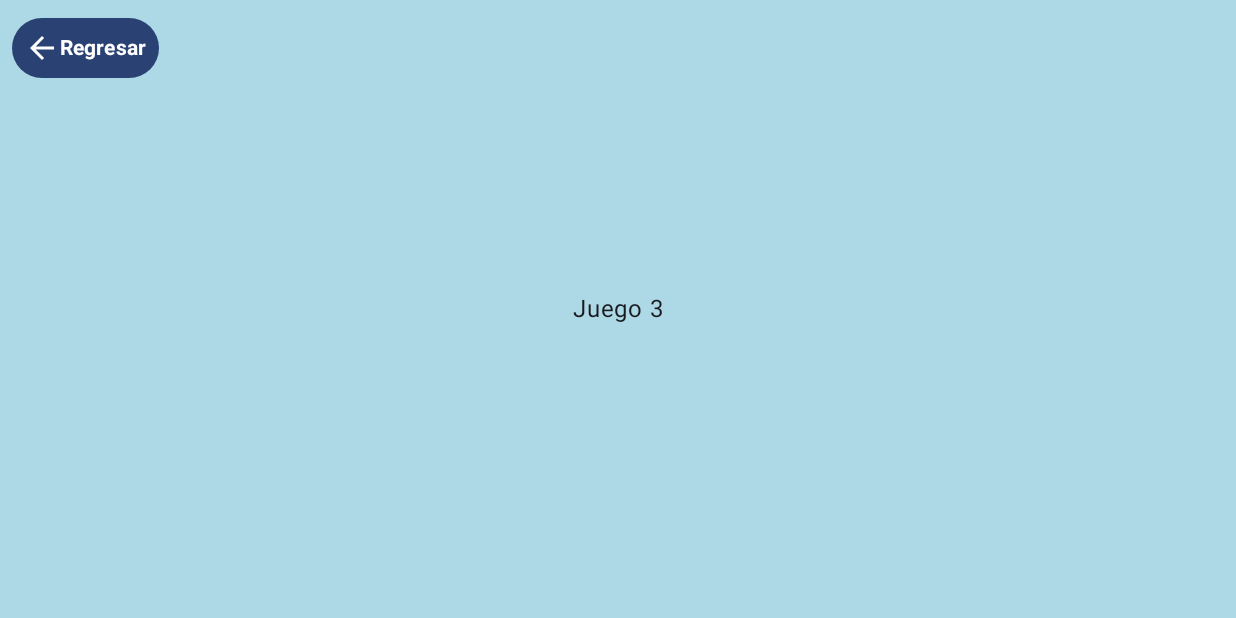
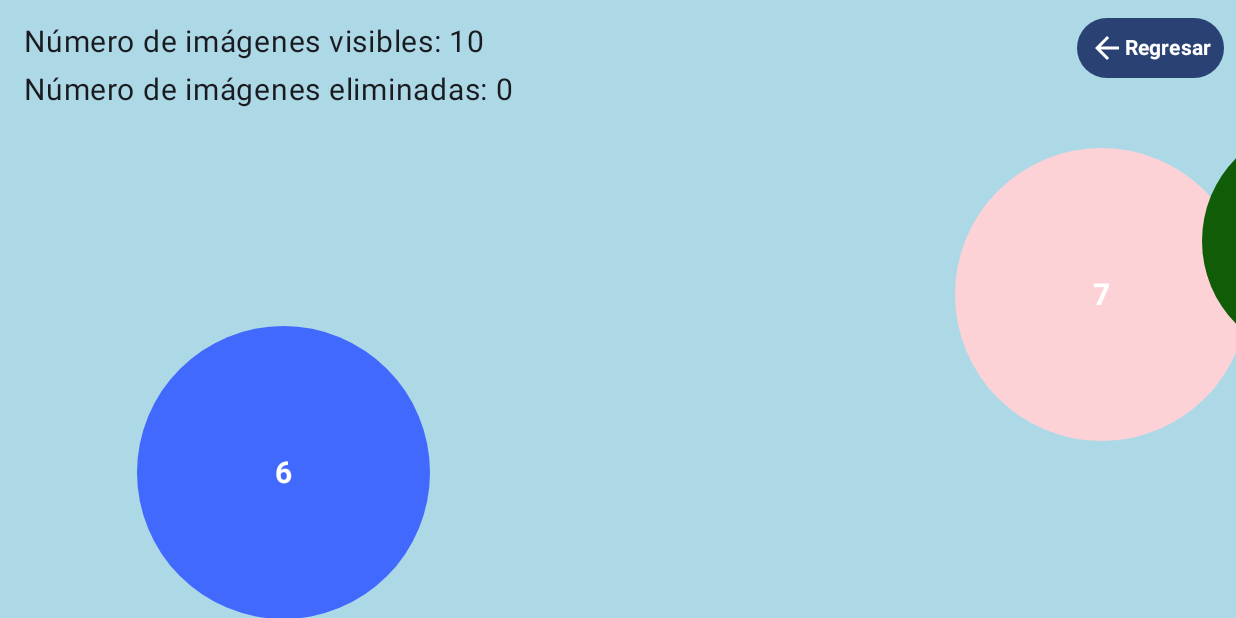
Before and after one commit to paucova/Nuevo-Amanecer-4, an Android app built with Jetpack Compose: the composable Juego3 shown on its own in the app's theme, on a phone screen of 824 x 412 dp (held sideways). Run offline under Robolectric (Android 15) with nearby library versions, the phone set to English and light mode, and no system bars; 1 statement that could not run was skipped.

Commit message:
Base juego 3
Solo tiene los numeros, falta que respete la secuenccia

```diff
--- a/app/src/main/java/com/example/appfinal/screens/jugar/juegos/Juego3.kt
+++ b/app/src/main/java/com/example/appfinal/screens/jugar/juegos/Juego3.kt
@@ -1,29 +1,45 @@
 package com.example.appfinal.screens.jugar.juegos
 
 import androidx.compose.foundation.background
+import androidx.compose.foundation.clickable
 import androidx.compose.foundation.layout.Arrangement
 import androidx.compose.foundation.layout.Box
 import androidx.compose.foundation.layout.Column
 import androidx.compose.foundation.layout.PaddingValues
 import androidx.compose.foundation.layout.fillMaxSize
+import androidx.compose.foundation.layout.fillMaxWidth
+import androidx.compose.foundation.layout.offset
 import androidx.compose.foundation.layout.padding
+import androidx.compose.foundation.layout.size
+import androidx.compose.foundation.shape.CircleShape
 import androidx.compose.material.icons.Icons
 import androidx.compose.material.icons.filled.ArrowBack
 import androidx.compose.material3.Button
 import androidx.compose.material3.Icon
 import androidx.compose.material3.Text
 import androidx.compose.runtime.Composable
+import androidx.compose.runtime.getValue
+import androidx.compose.runtime.mutableStateOf
+import androidx.compose.runtime.remember
+import androidx.compose.runtime.setValue
 import androidx.compose.ui.Alignment
 import androidx.compose.ui.Modifier
 import androidx.compose.ui.graphics.Color
 import androidx.compose.ui.text.font.FontWeight
+import androidx.compose.ui.unit.IntOffset
 import androidx.compose.ui.unit.dp
+import androidx.compose.ui.unit.sp
 import androidx.navigation.NavHostController
+import kotlin.random.Random
+
 
 @Composable
-fun Juego3 (navController: NavHostController) {
-    // Establecer el fondo azul claro
+fun Juego3(navController: NavHostController) {
     val azulClaro = Color(173, 216, 230)
+    var images by remember { mutableStateOf(generateImages3()) }
+    var visibleImages by remember { mutableStateOf(images.filter { it.isVisible }) }
+    var deletedImages by remember { mutableStateOf(mutableListOf<DraggableImage3>()) }
+    var deletedImageCount by remember { mutableStateOf(0) }
 
     Box(
         modifier = Modifier
@@ -40,6 +56,7 @@ fun Juego3 (navController: NavHostController) {
                 }
             },
             modifier = Modifier
+                .align(Alignment.TopEnd) // Cambiado a Alignment.TopEnd
                 .padding(8.dp),
             contentPadding = PaddingValues(8.dp)
         ) {
@@ -52,17 +69,120 @@ fun Juego3 (navController: NavHostController) {
             Text(
                 text = "Regresar",
                 color = Color.White,
-                fontWeight = FontWeight.Bold
-            )
+                fontWeight = FontWeight.Bold)
         }
+    }
 
-        Column (
-            modifier = Modifier.fillMaxSize(),
-            verticalArrangement = Arrangement.Center,
-            horizontalAlignment = Alignment.CenterHorizontally
-        ) {
-            Text(text = "Juego 3")
+    Box(
+        modifier = Modifier.fillMaxSize(),
+    ) {
+        Text(
+            text = "Número de imágenes visibles: ${visibleImages.size}",
+            modifier = Modifier
+                .align(Alignment.TopStart) // Mantenido como Alignment.TopStart
+                .padding(16.dp)
+                .then(Modifier.fillMaxWidth()),
+            fontSize = 20.sp
+        )
+
+        Text(
+            text = "Número de imágenes eliminadas: $deletedImageCount",
+            modifier = Modifier
+                .align(Alignment.TopStart) // Mantenido como Alignment.TopStart
+                .padding(top = 48.dp, start = 16.dp)
+                .then(Modifier.fillMaxWidth()),
+            fontSize = 20.sp
+        )
+
+        if (visibleImages.isNotEmpty()) {
+            visibleImages.forEach { image ->
+                DraggableImage3(image = image) {
+                    deletedImages.add(image)
+                    deletedImageCount++
+                    visibleImages = visibleImages.filter { it != image }
+                }
+            }
+        } else {
+            val randomImageCount = Random.nextInt(1, 11) // Genera un número aleatorio entre 1 y 20
+            addNewImages3(images, randomImageCount)
+            visibleImages = images
         }
-
     }
 }
+
+
+data class DraggableImage3(
+    val id: Int,
+    var offset: IntOffset,
+    val color: Color,
+    val radius: Int,
+    var isVisible: Boolean = true
+)
+
+fun addNewImages3(images: MutableList<DraggableImage3>, imageCount: Int) {
+    images.clear()
+
+    for (id in 1..imageCount) {
+        val xOffset = Random.nextInt(100, 1500)
+        val yOffset = Random.nextInt(100, 1000)
+        val color = Color(Random.nextFloat(), Random.nextFloat(), Random.nextFloat(), 1f)
+        val radius = Random.nextInt(150, 200) // Radio aleatorio para los círculos
+        val isVisible = true
+
+        images.add(
+            DraggableImage3(
+                id = images.size + 1,
+                offset = IntOffset(xOffset, yOffset),
+                color = color,
+                radius = radius,
+                isVisible = isVisible
+            )
+        )
+    }
+}
+
+@Composable
+fun DraggableImage3(image: DraggableImage3, onDeleteClick: () -> Unit) {
+    Box(
+        modifier = Modifier
+            .offset { image.offset }
+            .size(image.radius.dp)
+            .fillMaxSize()
+            .background(color = image.color, shape = CircleShape)
+            .clickable {
+                image.isVisible = !image.isVisible
+                onDeleteClick()
+            }
+    ) {
+        // Agrega el contenido de la imagen aquí, si es necesario
+        Text(
+            text = image.id.toString(), // Muestra el número de imagen en el círculo
+            color = Color.White,
+            fontWeight = FontWeight.Bold,
+            fontSize = 20.sp,
+            modifier = Modifier.align(Alignment.Center)
+        )
+    }
+}
+
+fun generateImages3(): MutableList<DraggableImage3> {
+    val images = mutableListOf<DraggableImage3>()
+
+    for (id in 1..10) {
+        val xOffset = Random.nextInt(100, 2000)
+        val yOffset = Random.nextInt(100, 1000)
+        val color = Color(Random.nextFloat(), Random.nextFloat(), Random.nextFloat(), 1f)
+        val radius = Random.nextInt(150, 200)
+
+        images.add(
+            DraggableImage3(
+                id = id,
+                offset = IntOffset(xOffset, yOffset),
+                color = color,
+                radius = radius
+            )
+        )
+    }
+
+    return images
+}
```
